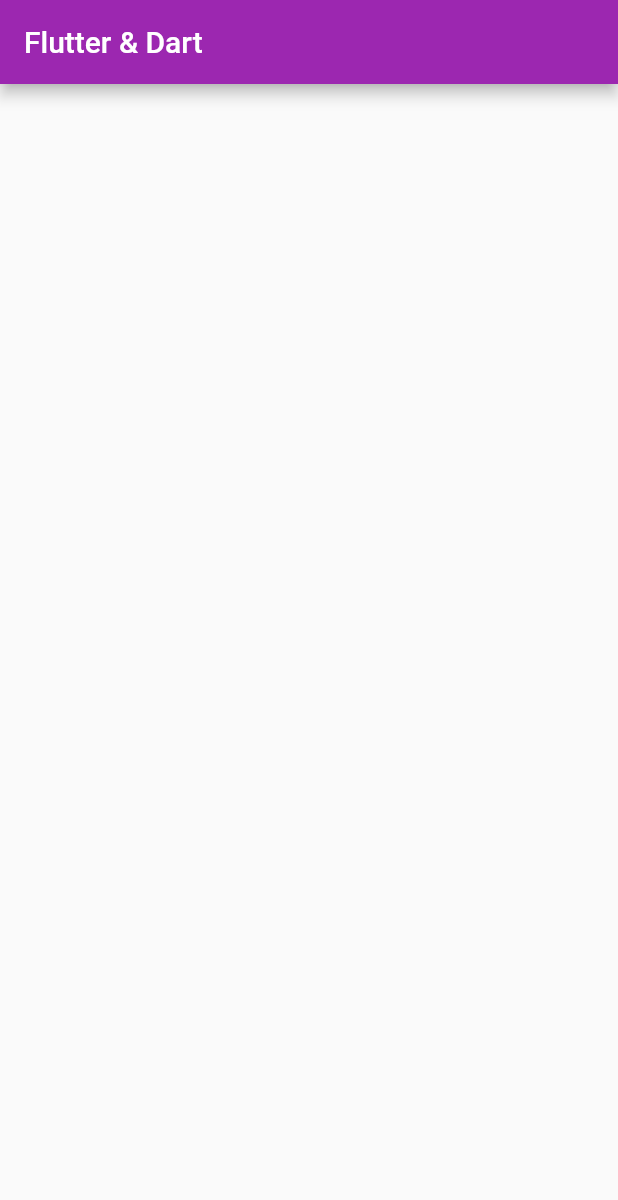
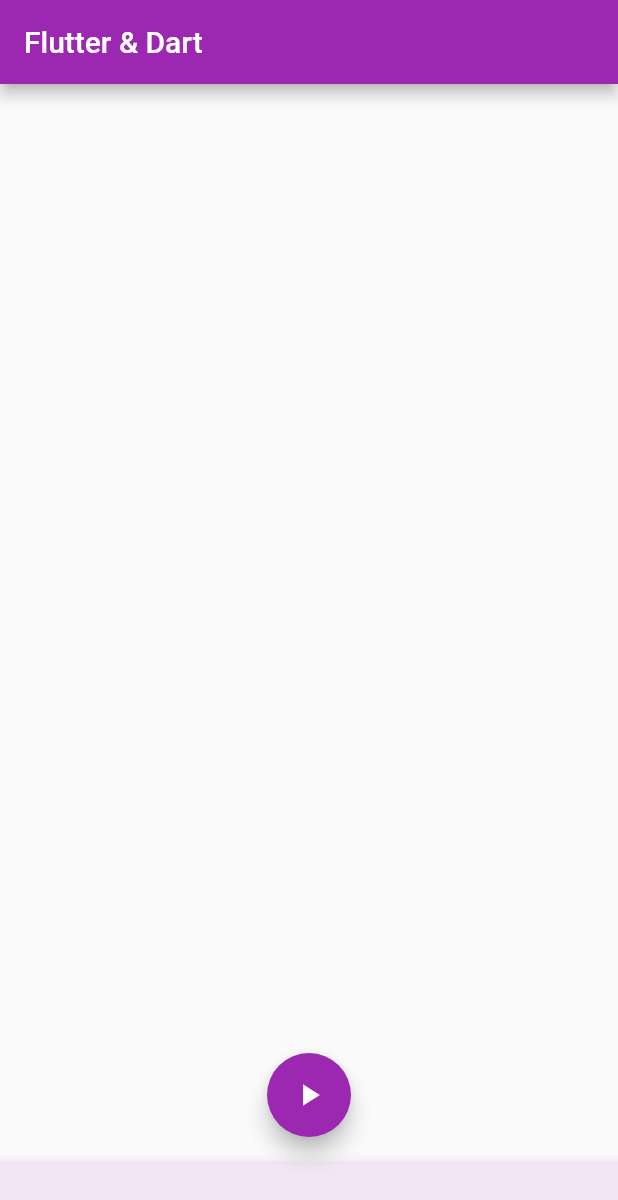
Before and after one commit to DiaDeMuertos/Udemy_section4, a Flutter app: the screen it shows after launch, on a phone screen of 412 x 824 dp. Shown: the top 1200 px of the screen. Run offline on Flutter 3.47's test engine with Material 2 defaults, Android fonts, the phone set to English and light mode, and no system bars.

Commit message:
added scaffold implementation

```diff
--- a/lib/main.dart
+++ b/lib/main.dart
@@ -39,6 +39,18 @@ class _MyHomePageState extends State<MyHomePage> {
           ],
         ),
       ),
+      floatingActionButton: FloatingActionButton(
+        onPressed: () => print('Pressed'),
+        tooltip: 'Just a floating Button',
+        child: Icon(Icons.play_arrow),
+      ),
+      floatingActionButtonLocation: FloatingActionButtonLocation.centerFloat,
+      bottomNavigationBar: BottomAppBar(
+        child: Container(
+          height: 50,
+          color: Colors.purple[50],
+        ),
+      ),
     );
   }
 }
```
